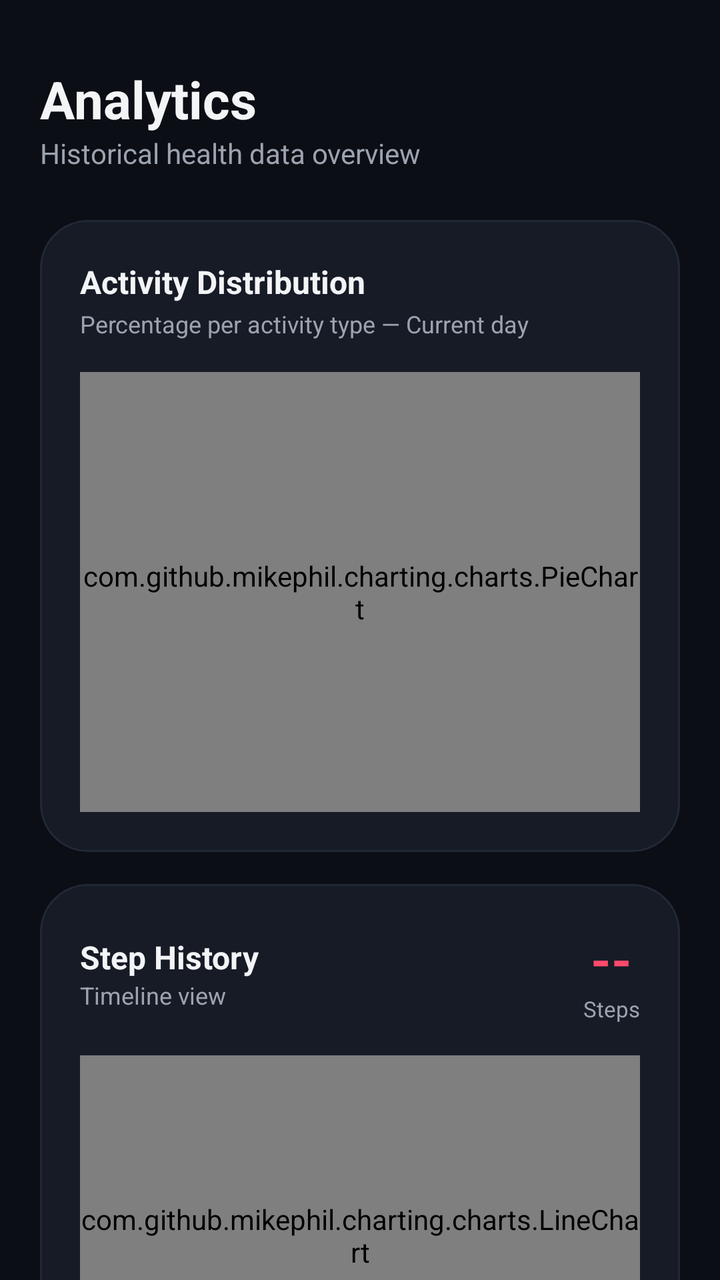
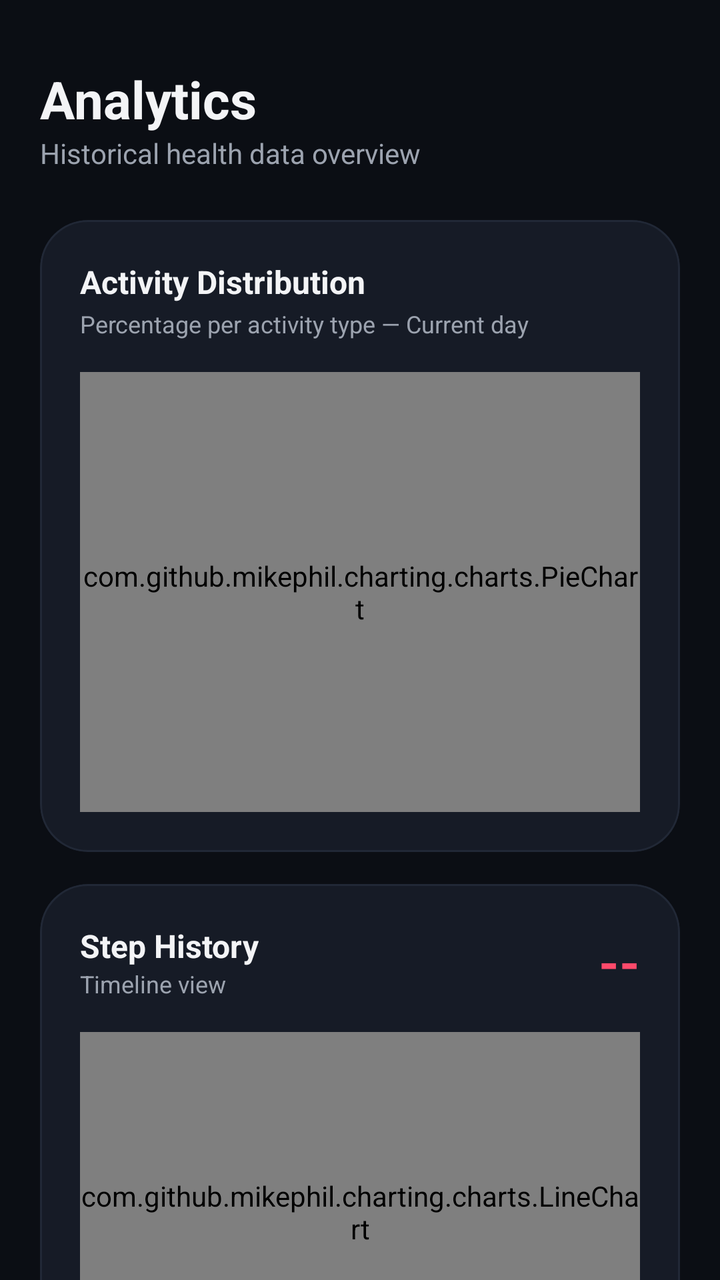

An Android layout rendered at two revisions. The XML below is the earlier revision; the diff shows what the commit changed to produce the second picture.
<!-- AndroidManifest.xml: application theme Theme.MyApplication -->
<!-- res/layout/fragment_charts.xml -->
<?xml version="1.0" encoding="utf-8"?>
<androidx.core.widget.NestedScrollView
    xmlns:android="http://schemas.android.com/apk/res/android"
    xmlns:app="http://schemas.android.com/apk/res-auto"
    android:layout_width="match_parent"
    android:layout_height="match_parent"
    android:background="@color/background_dark"
    android:fillViewport="true">

    <LinearLayout
        android:layout_width="match_parent"
        android:layout_height="wrap_content"
        android:orientation="vertical"
        android:padding="20dp">

        <TextView
            android:layout_width="match_parent"
            android:layout_height="wrap_content"
            android:text="Analytics"
            android:textColor="@color/text_primary"
            android:textSize="26sp"
            android:textStyle="bold"
            android:layout_marginTop="12dp"/>

        <TextView
            android:layout_width="match_parent"
            android:layout_height="wrap_content"
            android:text="Historical health data overview"
            android:textColor="@color/text_secondary"
            android:textSize="14sp"
            android:layout_marginBottom="24dp"/>

        <com.google.android.material.card.MaterialCardView
            android:layout_width="match_parent"
            android:layout_height="wrap_content"
            app:cardCornerRadius="24dp"
            app:cardBackgroundColor="@color/surface_dark"
            app:strokeWidth="1dp"
            app:strokeColor="@color/surface_variant_dark"
            android:layout_marginBottom="16dp">

            <LinearLayout
                android:layout_width="match_parent"
                android:layout_height="wrap_content"
                android:orientation="vertical"
                android:padding="20dp">

                <TextView
                    android:layout_width="wrap_content"
                    android:layout_height="wrap_content"
                    android:text="Activity Distribution"
                    android:textColor="@color/text_primary"
                    android:textSize="16sp"
                    android:textStyle="bold" />

                <TextView
                    android:layout_width="wrap_content"
                    android:layout_height="wrap_content"
                    android:layout_marginTop="2dp"
                    android:layout_marginBottom="16dp"
                    android:text="Percentage per activity type — Current day"
                    android:textColor="@color/text_secondary"
                    android:textSize="12sp" />

                <com.github.mikephil.charting.charts.PieChart
                    android:id="@+id/activityChart"
                    android:layout_width="match_parent"
                    android:layout_height="220dp" />
            </LinearLayout>
        </com.google.android.material.card.MaterialCardView>

        <com.google.android.material.card.MaterialCardView
            android:layout_width="match_parent"
            android:layout_height="wrap_content"
            app:cardCornerRadius="24dp"
            app:cardBackgroundColor="@color/surface_dark"
            app:strokeWidth="1dp"
            app:strokeColor="@color/surface_variant_dark"
            android:layout_marginBottom="16dp">

            <LinearLayout
                android:layout_width="match_parent"
                android:layout_height="wrap_content"
                android:orientation="vertical"
                android:padding="20dp">

                <RelativeLayout
                    android:layout_width="match_parent"
                    android:layout_height="wrap_content">

                    <LinearLayout
                        android:layout_width="wrap_content"
                        android:layout_height="wrap_content"
                        android:orientation="vertical"
                        android:layout_alignParentStart="true"
                        android:layout_centerVertical="true">

                        <TextView
                            android:layout_width="wrap_content"
                            android:layout_height="wrap_content"
                            android:text="Step History"
                            android:textColor="@color/text_primary"
                            android:textSize="16sp"
                            android:textStyle="bold" />
                        <TextView
                            android:layout_width="wrap_content"
                            android:layout_height="wrap_content"
                            android:text="Timeline view"
                            android:textColor="@color/text_secondary"
                            android:textSize="12sp" />
                    </LinearLayout>

                    <LinearLayout
                        android:layout_width="wrap_content"
                        android:layout_height="wrap_content"
                        android:orientation="vertical"
                        android:gravity="center"
                        android:layout_alignParentEnd="true">

                        <TextView
                            android:id="@+id/tvTotalSteps"
                            android:layout_width="wrap_content"
                            android:layout_height="wrap_content"
                            android:text="--"
                            android:textColor="@color/health_bpm"
                            android:textSize="26sp"
                            android:textStyle="bold" />

                        <TextView
                            android:layout_width="wrap_content"
                            android:layout_height="wrap_content"
                            android:text="Steps"
                            android:textColor="@color/text_secondary"
                            android:textSize="11sp" />
                    </LinearLayout>
                </RelativeLayout>

                <com.github.mikephil.charting.charts.LineChart
                    android:id="@+id/StepsChart"
                    android:layout_width="match_parent"
                    android:layout_height="180dp"
                    android:layout_marginTop="16dp" />
            </LinearLayout>
        </com.google.android.material.card.MaterialCardView>

        <com.google.android.material.card.MaterialCardView
            android:layout_width="match_parent"
            android:layout_height="wrap_content"
            app:cardCornerRadius="24dp"
            app:cardBackgroundColor="@color/surface_dark"
            app:strokeWidth="1dp"
            app:strokeColor="@color/surface_variant_dark"
            android:layout_marginBottom="16dp">

            <LinearLayout
                android:layout_width="match_parent"
                android:layout_height="wrap_content"
                android:orientation="vertical"
                android:padding="20dp">

                <RelativeLayout
                    android:layout_width="match_parent"
                    android:layout_height="wrap_content">

                    <LinearLayout
                        android:layout_width="wrap_content"
                        android:layout_height="wrap_content"
                        android:orientation="vertical"
                        android:layout_alignParentStart="true"
                        android:layout_centerVertical="true">

                        <TextView
                            android:layout_width="wrap_content"
                            android:layout_height="wrap_content"
                            android:text="Position History"
                            android:textColor="@color/text_primary"
                            android:textSize="16sp"
                            android:textStyle="bold" />
                        <TextView
                            android:layout_width="wrap_content"
                            android:layout_height="wrap_content"
                            android:text="Instant view"
                            android:textColor="@color/text_secondary"
                            android:textSize="12sp" />
                    </LinearLayout>

                </RelativeLayout>

                <org.osmdroid.views.MapView
                    android:id="@+id/map"
                    android:layout_width="match_parent"
                    android:layout_height="250dp"
                    android:layout_marginTop="16dp" />

                <com.google.android.material.checkbox.MaterialCheckBox
                    android:id="@+id/cbEnableHistory"
                    android:layout_width="wrap_content"
                    android:layout_height="wrap_content"
                    android:layout_marginTop="12dp"
                    android:text="Enable history"
                    android:textColor="@color/text_secondary"
                    android:textSize="13sp"
                    app:buttonTint="@color/health_bpm" />
            </LinearLayout>
        </com.google.android.material.card.MaterialCardView>


        <com.google.android.material.card.MaterialCardView
            android:layout_width="match_parent"
            android:layout_height="wrap_content"
            app:cardCornerRadius="24dp"
            app:cardBackgroundColor="@color/surface_dark"
            app:strokeWidth="1dp"
            app:strokeColor="@color/surface_variant_dark"
            android:layout_marginBottom="16dp">

            <LinearLayout
                android:layout_width="match_parent"
                android:layout_height="wrap_content"
                android:orientation="vertical"
                android:padding="20dp">

                <RelativeLayout
                    android:layout_width="match_parent"
                    android:layout_height="wrap_content">

                    <LinearLayout
                        android:layout_width="wrap_content"
                        android:layout_height="wrap_content"
                        android:orientation="vertical"
                        android:layout_alignParentStart="true"
                        android:layout_centerVertical="true">

                        <TextView
                            android:layout_width="wrap_content"
                            android:layout_height="wrap_content"
                            android:text="Heart Rate History"
                            android:textColor="@color/text_primary"
                            android:textSize="16sp"
                            android:textStyle="bold" />
                        <TextView
                            android:layout_width="wrap_content"
                            android:layout_height="wrap_content"
                            android:text="Timeline view"
                            android:textColor="@color/text_secondary"
                            android:textSize="12sp" />
                    </LinearLayout>

                    <LinearLayout
                        android:layout_width="wrap_content"
                        android:layout_height="wrap_content"
                        android:orientation="vertical"
                        android:gravity="center"
                        android:layout_alignParentEnd="true">

                        <TextView
                            android:id="@+id/tvCurrentBpm"
                            android:layout_width="wrap_content"
                            android:layout_height="wrap_content"
                            android:text="--"
                            android:textColor="@color/health_bpm"
                            android:textSize="26sp"
                            android:textStyle="bold" />

                        <TextView
                            android:layout_width="wrap_content"
                            android:layout_height="wrap_content"
                            android:text="BPM"
                            android:textColor="@color/text_secondary"
                            android:textSize="11sp" />
                    </LinearLayout>
                </RelativeLayout>

                <com.github.mikephil.charting.charts.LineChart
                    android:id="@+id/BPMChart"
                    android:layout_width="match_parent"
                    android:layout_height="180dp"
                    android:layout_marginTop="16dp" />

                <com.google.android.material.checkbox.MaterialCheckBox
                    android:id="@+id/cbLockScrollBpm"
                    android:layout_width="wrap_content"
                    android:layout_height="wrap_content"
                    android:layout_marginTop="12dp"
                    android:text="Lock automatic scrolling"
                    android:textColor="@color/text_secondary"
                    android:textSize="13sp"
                    app:buttonTint="@color/health_bpm" />
            </LinearLayout>
        </com.google.android.material.card.MaterialCardView>

        <com.google.android.material.card.MaterialCardView
            android:layout_width="match_parent"
            android:layout_height="wrap_content"
            app:cardCornerRadius="24dp"
            app:cardBackgroundColor="@color/surface_dark"
            app:strokeWidth="1dp"
            app:strokeColor="@color/surface_variant_dark"
            android:layout_marginBottom="16dp">

            <LinearLayout
                android:layout_width="match_parent"
                android:layout_height="wrap_content"
                android:orientation="vertical"
                android:padding="20dp">

                <RelativeLayout
                    android:layout_width="match_parent"
                    android:layout_height="wrap_content">

                    <LinearLayout
                        android:layout_width="wrap_content"
                        android:layout_height="wrap_content"
                        android:orientation="vertical"
                        android:layout_alignParentStart="true"
                        android:layout_centerVertical="true">

                        <TextView
                            android:layout_width="wrap_content"
                            android:layout_height="wrap_content"
                            android:text="Blood Oxygen History"
                            android:textColor="@color/text_primary"
                            android:textSize="16sp"
                            android:textStyle="bold" />
                        <TextView
                            android:layout_width="wrap_content"
                            android:layout_height="wrap_content"
                            android:text="Timeline SpO2"
                            android:textColor="@color/text_secondary"
                            android:textSize="12sp" />
                    </LinearLayout>

                    <TextView
                        android:id="@+id/tvLastO2"
                        android:layout_width="wrap_content"
                        android:layout_height="wrap_content"
                        android:text="-- %"
                        android:textColor="@color/health_o2"
                        android:textSize="26sp"
                        android:textStyle="bold"
                        android:layout_alignParentEnd="true"
                        android:layout_centerVertical="true"/>
                </RelativeLayout>

                <com.github.mikephil.charting.charts.LineChart
                    android:id="@+id/O2Chart"
                    android:layout_width="match_parent"
                    android:layout_height="180dp"
                    android:layout_marginTop="16dp" />

                <com.google.android.material.checkbox.MaterialCheckBox
                    android:id="@+id/cbLockScrollO2"
                    android:layout_width="wrap_content"
                    android:layout_height="wrap_content"
                    android:layout_marginTop="12dp"
                    android:text="Lock automatic scrolling"
                    android:textColor="@color/text_secondary"
                    android:textSize="13sp"
                    app:buttonTint="@color/health_o2" />
            </LinearLayout>
        </com.google.android.material.card.MaterialCardView>

        <com.google.android.material.card.MaterialCardView
            android:layout_width="match_parent"
            android:layout_height="wrap_content"
            app:cardCornerRadius="24dp"
            app:cardBackgroundColor="@color/surface_dark"
            app:strokeWidth="1dp"
            app:strokeColor="@color/surface_variant_dark"
            android:layout_marginBottom="32dp">

            <LinearLayout
                android:layout_width="match_parent"
                android:layout_height="wrap_content"
                android:orientation="vertical"
                android:padding="20dp">

                <RelativeLayout
                    android:layout_width="match_parent"
                    android:layout_height="wrap_content">

                    <LinearLayout
                        android:layout_width="wrap_content"
                        android:layout_height="wrap_content"
                        android:orientation="vertical"
                        android:layout_alignParentStart="true"
                        android:layout_centerVertical="true">

                        <TextView
                            android:layout_width="wrap_content"
                            android:layout_height="wrap_content"
                            android:text="Blood Pressure History"
                            android:textColor="@color/text_primary"
                            android:textSize="16sp"
                            android:textStyle="bold" />
                        <TextView
                            android:layout_width="wrap_content"
                            android:layout_height="wrap_content"
                            android:text="Systolic / Diastolic"
                            android:textColor="@color/text_secondary"
                            android:textSize="12sp" />
                    </LinearLayout>

                    <LinearLayout
                        android:layout_width="wrap_content"
                        android:layout_height="wrap_content"
                        android:orientation="vertical"
                        android:gravity="center"
                        android:layout_alignParentEnd="true">

                        <TextView
                            android:id="@+id/tvLastPressure"
                            android:layout_width="wrap_content"
                            android:layout_height="wrap_content"
                            android:text="--/--"
                            android:textColor="@color/health_pressure"
                            android:textSize="24sp"
                            android:textStyle="bold" />

                        <TextView
                            android:layout_width="wrap_content"
                            android:layout_height="wrap_content"
                            android:text="mmHg"
                            android:textColor="@color/text_secondary"
                            android:textSize="11sp" />
                    </LinearLayout>
                </RelativeLayout>

                <com.github.mikephil.charting.charts.LineChart
                    android:id="@+id/bloodPressureChart"
                    android:layout_width="match_parent"
                    android:layout_height="180dp"
                    android:layout_marginTop="16dp" />

                <com.google.android.material.checkbox.MaterialCheckBox
                    android:id="@+id/cbLockScrollPressure"
                    android:layout_width="wrap_content"
                    android:layout_height="wrap_content"
                    android:layout_marginTop="12dp"
                    android:text="Lock automatic scrolling"
                    android:textColor="@color/text_secondary"
                    android:textSize="13sp"
                    app:buttonTint="@color/health_pressure" />
            </LinearLayout>
        </com.google.android.material.card.MaterialCardView>

    </LinearLayout>
</androidx.core.widget.NestedScrollView>
<!-- resources referenced by this layout -->
<resources>
  <color name="background_dark">#0B0E14</color>
  <color name="health_bpm">#FF4A6B</color>
  <color name="health_o2">#00E5FF</color>
  <color name="health_pressure">#A855F7</color>
  <color name="surface_dark">#161B26</color>
  <color name="surface_variant_dark">#212836</color>
  <color name="text_primary">#F3F4F6</color>
  <color name="text_secondary">#9CA3AF</color>
  <style name="Theme.MyApplication" parent="Theme.Material3.DayNight.NoActionBar">
          
          <item name="colorPrimary">@color/primary_neon</item>
          <item name="colorOnPrimary">@color/text_primary</item>
          <item name="colorPrimaryContainer">@color/primary_container</item>
  
          
          <item name="android:windowBackground">@color/background_dark</item>
          <item name="colorSurface">@color/surface_dark</item>
          <item name="colorSurfaceVariant">@color/surface_variant_dark</item>
  
          
          <item name="colorOnBackground">@color/text_primary</item>
          <item name="colorOnSurface">@color/text_primary</item>
          <item name="colorOnSurfaceVariant">@color/text_secondary</item>
  
          
          <item name="android:statusBarColor">@color/background_dark</item>
          <item name="android:windowLightStatusBar">false</item>
  
          
          <item name="cardViewStyle">@style/Widget.Material3.CardView.Filled</item>
      </style>
  <color name="primary_neon">#4E72FF</color>
  <color name="primary_container">#1A2342</color>
</resources>

<!-- the commit's change to res/layout/fragment_charts.xml (unified diff, before → after) -->
@@ -30,6 +30,7 @@
             android:textSize="14sp"
             android:layout_marginBottom="24dp"/>
 
+        
         <com.google.android.material.card.MaterialCardView
             android:layout_width="match_parent"
             android:layout_height="wrap_content"
@@ -69,6 +70,7 @@
             </LinearLayout>
         </com.google.android.material.card.MaterialCardView>
 
+        
         <com.google.android.material.card.MaterialCardView
             android:layout_width="match_parent"
             android:layout_height="wrap_content"
@@ -110,6 +112,139 @@
                             android:textSize="12sp" />
                     </LinearLayout>
 
+                    <TextView
+                        android:id="@+id/tvTotalSteps"
+                        android:layout_width="wrap_content"
+                        android:layout_height="wrap_content"
+                        android:text="--"
+                        android:textColor="@color/health_bpm"
+                        android:textSize="26sp"
+                        android:textStyle="bold"
+                        android:layout_alignParentEnd="true"
+                        android:layout_centerVertical="true"/>
+                </RelativeLayout>
+
+                <com.github.mikephil.charting.charts.LineChart
+                    android:id="@+id/StepsChart"
+                    android:layout_width="match_parent"
+                    android:layout_height="180dp"
+                    android:layout_marginTop="16dp" />
+
+                <com.google.android.material.checkbox.MaterialCheckBox
+                    android:id="@+id/cbLockScrollSteps"
+                    android:layout_width="wrap_content"
+                    android:layout_height="wrap_content"
+                    android:layout_marginTop="12dp"
+                    android:text="Lock automatic scrolling"
+                    android:textColor="@color/text_secondary"
+                    android:textSize="13sp"
+                    app:buttonTint="@color/health_bpm" />
+            </LinearLayout>
+        </com.google.android.material.card.MaterialCardView>
+
+        
+        <com.google.android.material.card.MaterialCardView
+            android:layout_width="match_parent"
+            android:layout_height="wrap_content"
+            app:cardCornerRadius="24dp"
+            app:cardBackgroundColor="@color/surface_dark"
+            app:strokeWidth="1dp"
+            app:strokeColor="@color/surface_variant_dark"
+            android:layout_marginBottom="16dp">
+
+            <LinearLayout
+                android:layout_width="match_parent"
+                android:layout_height="wrap_content"
+                android:orientation="vertical"
+                android:padding="20dp">
+
+                <RelativeLayout
+                    android:layout_width="match_parent"
+                    android:layout_height="wrap_content">
+
+                    <LinearLayout
+                        android:layout_width="wrap_content"
+                        android:layout_height="wrap_content"
+                        android:orientation="vertical"
+                        android:layout_alignParentStart="true"
+                        android:layout_centerVertical="true">
+
+                        <TextView
+                            android:layout_width="wrap_content"
+                            android:layout_height="wrap_content"
+                            android:text="Position History"
+                            android:textColor="@color/text_primary"
+                            android:textSize="16sp"
+                            android:textStyle="bold" />
+                        <TextView
+                            android:layout_width="wrap_content"
+                            android:layout_height="wrap_content"
+                            android:text="Instant view"
+                            android:textColor="@color/text_secondary"
+                            android:textSize="12sp" />
+                    </LinearLayout>
+                </RelativeLayout>
+
+                <org.osmdroid.views.MapView
+                    android:id="@+id/map"
+                    android:layout_width="match_parent"
+                    android:layout_height="250dp"
+                    android:layout_marginTop="16dp" />
+
+                <com.google.android.material.checkbox.MaterialCheckBox
+                    android:id="@+id/cbEnableHistory"
+                    android:layout_width="wrap_content"
+                    android:layout_height="wrap_content"
+                    android:layout_marginTop="12dp"
+                    android:text="Enable history"
+                    android:textColor="@color/text_secondary"
+                    android:textSize="13sp"
+                    app:buttonTint="@color/health_bpm" />
+            </LinearLayout>
+        </com.google.android.material.card.MaterialCardView>
+
+        
+        <com.google.android.material.card.MaterialCardView
+            android:layout_width="match_parent"
+            android:layout_height="wrap_content"
+            app:cardCornerRadius="24dp"
+            app:cardBackgroundColor="@color/surface_dark"
+            app:strokeWidth="1dp"
+            app:strokeColor="@color/surface_variant_dark"
+            android:layout_marginBottom="16dp">
+
+            <LinearLayout
+                android:layout_width="match_parent"
+                android:layout_height="wrap_content"
+                android:orientation="vertical"
+                android:padding="20dp">
+
+                <RelativeLayout
+                    android:layout_width="match_parent"
+                    android:layout_height="wrap_content">
+
+                    <LinearLayout
+                        android:layout_width="wrap_content"
+                        android:layout_height="wrap_content"
+                        android:orientation="vertical"
+                        android:layout_alignParentStart="true"
+                        android:layout_centerVertical="true">
+
+                        <TextView
+                            android:layout_width="wrap_content"
+                            android:layout_height="wrap_content"
+                            android:text="Heart Rate History"
+                            android:textColor="@color/text_primary"
+                            android:textSize="16sp"
+                            android:textStyle="bold" />
+                        <TextView
+                            android:layout_width="wrap_content"
+                            android:layout_height="wrap_content"
+                            android:text="Timeline view"
+                            android:textColor="@color/text_secondary"
+                            android:textSize="12sp" />
+                    </LinearLayout>
+
                     <LinearLayout
                         android:layout_width="wrap_content"
                         android:layout_height="wrap_content"
@@ -118,7 +253,7 @@
                         android:layout_alignParentEnd="true">
 
                         <TextView
-                            android:id="@+id/tvTotalSteps"
+                            android:id="@+id/tvCurrentBpm"
                             android:layout_width="wrap_content"
                             android:layout_height="wrap_content"
                             android:text="--"
@@ -129,166 +264,31 @@
                         <TextView
                             android:layout_width="wrap_content"
                             android:layout_height="wrap_content"
-                            android:text="Steps"
+                            android:text="BPM"
                             android:textColor="@color/text_secondary"
                             android:textSize="11sp" />
                     </LinearLayout>
                 </RelativeLayout>
 
                 <com.github.mikephil.charting.charts.LineChart
-                    android:id="@+id/StepsChart"
+                    android:id="@+id/BPMChart"
                     android:layout_width="match_parent"
                     android:layout_height="180dp"
                     android:layout_marginTop="16dp" />
-            </LinearLayout>
-        </com.google.android.material.card.MaterialCardView>
-
-        <com.google.android.material.card.MaterialCardView
-            android:layout_width="match_parent"
-            android:layout_height="wrap_content"
-            app:cardCornerRadius="24dp"
-            app:cardBackgroundColor="@color/surface_dark"
-            app:strokeWidth="1dp"
-            app:strokeColor="@color/surface_variant_dark"
-            android:layout_marginBottom="16dp">
-
-            <LinearLayout
-                android:layout_width="match_parent"
-                android:layout_height="wrap_content"
-                android:orientation="vertical"
-                android:padding="20dp">
-
-                <RelativeLayout
-                    android:layout_width="match_parent"
-                    android:layout_height="wrap_content">
-
-                    <LinearLayout
-                        android:layout_width="wrap_content"
-                        android:layout_height="wrap_content"
-                        android:orientation="vertical"
-                        android:layout_alignParentStart="true"
-                        android:layout_centerVertical="true">
-
-                        <TextView
-                            android:layout_width="wrap_content"
-                            android:layout_height="wrap_content"
-                            android:text="Position History"
-                            android:textColor="@color/text_primary"
-                            android:textSize="16sp"
-                            android:textStyle="bold" />
-                        <TextView
-                            android:layout_width="wrap_content"
-                            android:layout_height="wrap_content"
-                            android:text="Instant view"
-                            android:textColor="@color/text_secondary"
-                            android:textSize="12sp" />
-                    </LinearLayout>
-
-                </RelativeLayout>
-
-                <org.osmdroid.views.MapView
-                    android:id="@+id/map"
-                    android:layout_width="match_parent"
-                    android:layout_height="250dp"
-                    android:layout_marginTop="16dp" />
 
                 <com.google.android.material.checkbox.MaterialCheckBox
-                    android:id="@+id/cbEnableHistory"
+                    android:id="@+id/cbLockScrollBpm"
                     android:layout_width="wrap_content"
                     android:layout_height="wrap_content"
                     android:layout_marginTop="12dp"
-                    android:text="Enable history"
+                    android:text="Lock automatic scrolling"
                     android:textColor="@color/text_secondary"
                     android:textSize="13sp"
                     app:buttonTint="@color/health_bpm" />
             </LinearLayout>
         </com.google.android.material.card.MaterialCardView>
 
-
-        <com.google.android.material.card.MaterialCardView
-            android:layout_width="match_parent"
-            android:layout_height="wrap_content"
-            app:cardCornerRadius="24dp"
-            app:cardBackgroundColor="@color/surface_dark"
-            app:strokeWidth="1dp"
-            app:strokeColor="@color/surface_variant_dark"
-            android:layout_marginBottom="16dp">
-
-            <LinearLayout
-                android:layout_width="match_parent"
-                android:layout_height="wrap_content"
-                android:orientation="vertical"
-                android:padding="20dp">
-
-                <RelativeLayout
-                    android:layout_width="match_parent"
-                    android:layout_height="wrap_content">
-
-                    <LinearLayout
-                        android:layout_width="wrap_content"
-                        android:layout_height="wrap_content"
-                        android:orientation="vertical"
-                        android:layout_alignParentStart="true"
-                        android:layout_centerVertical="true">
-
-                        <TextView
-                            android:layout_width="wrap_content"
-                            android:layout_height="wrap_content"
-                            android:text="Heart Rate History"
-                            android:textColor="@color/text_primary"
-                            android:textSize="16sp"
-                            android:textStyle="bold" />
-                        <TextView
-                            android:layout_width="wrap_content"
-                            android:layout_height="wrap_content"
-                            android:text="Timeline view"
-                            android:textColor="@color/text_secondary"
-                            android:textSize="12sp" />
-                    </LinearLayout>
-
-                    <LinearLayout
-                        android:layout_width="wrap_content"
-                        android:layout_height="wrap_content"
-                        android:orientation="vertical"
-                        android:gravity="center"
-                        android:layout_alignParentEnd="true">
-
-                        <TextView
-                            android:id="@+id/tvCurrentBpm"
-                            android:layout_width="wrap_content"
-                            android:layout_height="wrap_content"
-                            android:text="--"
-                            android:textColor="@color/health_bpm"
-                            android:textSize="26sp"
-                            android:textStyle="bold" />
-
-                        <TextView
-                            android:layout_width="wrap_content"
-                            android:layout_height="wrap_content"
-                            android:text="BPM"
-                            android:textColor="@color/text_secondary"
-                            android:textSize="11sp" />
-                    </LinearLayout>
-                </RelativeLayout>
-
-                <com.github.mikephil.charting.charts.LineChart
-                    android:id="@+id/BPMChart"
-                    android:layout_width="match_parent"
-                    android:layout_height="180dp"
-                    android:layout_marginTop="16dp" />
-
-                <com.google.android.material.checkbox.MaterialCheckBox
-                    android:id="@+id/cbLockScrollBpm"
-                    android:layout_width="wrap_content"
-                    android:layout_height="wrap_content"
-                    android:layout_marginTop="12dp"
-                    android:text="Lock automatic scrolling"
-                    android:textColor="@color/text_secondary"
-                    android:textSize="13sp"
-                    app:buttonTint="@color/health_bpm" />
-            </LinearLayout>
-        </com.google.android.material.card.MaterialCardView>
-
+        
         <com.google.android.material.card.MaterialCardView
             android:layout_width="match_parent"
             android:layout_height="wrap_content"
@@ -360,6 +360,7 @@
             </LinearLayout>
         </com.google.android.material.card.MaterialCardView>
 
+        
         <com.google.android.material.card.MaterialCardView
             android:layout_width="match_parent"
             android:layout_height="wrap_content"
